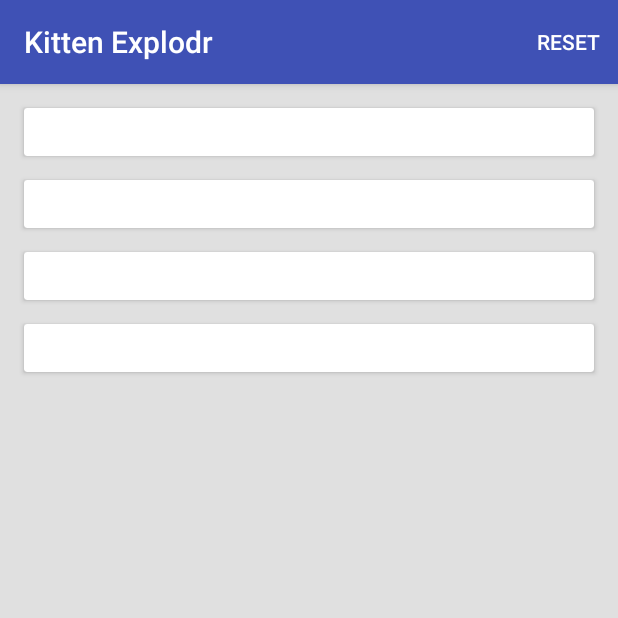
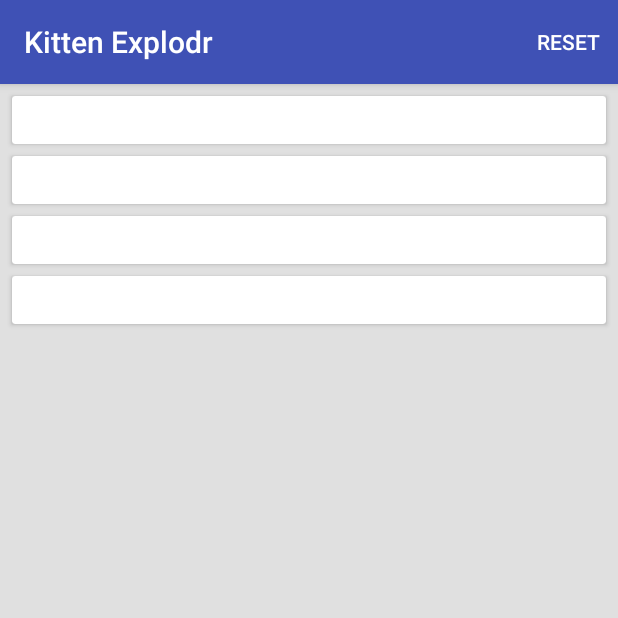
Before and after one commit to axemorgan/Kitten-Explodr, an Android app: the screen it shows after launch (MainActivity), on a phone screen of 412 x 824 dp, the top half of it. Run offline under Robolectric (Android 15) with nearby library versions, the phone set to English and light mode, and no system bars; our stand-ins replace Picasso; libraries missing offline, so code that uses them is left out: android.support.v7, tyrantgit.explosionfield; pictures from the network do not load; 1 statement that could not run was skipped.

Commit message:
Reduce the padding around cardviews

```diff
--- a/app/src/main/res/layout/activity_main.xml
+++ b/app/src/main/res/layout/activity_main.xml
@@ -29,8 +29,8 @@
         android:background="@color/layout_background"
         android:clipToPadding="false"
         android:gravity="center_horizontal"
-        android:paddingBottom="8dp"
-        android:paddingTop="8dp"
+        android:paddingBottom="4dp"
+        android:paddingTop="4dp"
         android:scrollbars="vertical"
         app:layout_behavior="@string/appbar_scrolling_view_behavior"
         tools:listitem="@layout/recycler_view_cell_cat" />
--- a/app/src/main/res/layout/recycler_view_cell_cat.xml
+++ b/app/src/main/res/layout/recycler_view_cell_cat.xml
@@ -10,10 +10,10 @@
         android:layout_width="match_parent"
         android:layout_height="wrap_content"
         android:layout_gravity="center_horizontal"
-        android:layout_marginBottom="8dp"
-        android:layout_marginEnd="16dp"
-        android:layout_marginStart="16dp"
-        android:layout_marginTop="8dp"
+        android:layout_marginBottom="4dp"
+        android:layout_marginEnd="8dp"
+        android:layout_marginStart="8dp"
+        android:layout_marginTop="4dp"
         card_view:cardElevation="2dp">
 
         <ImageView
```
